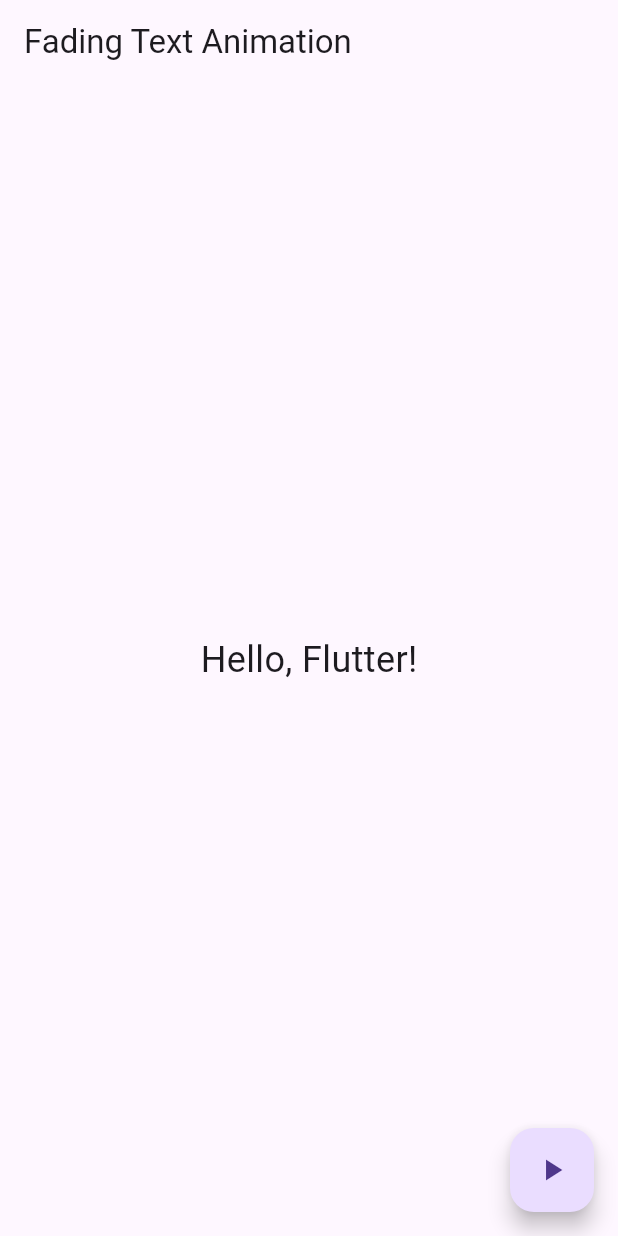
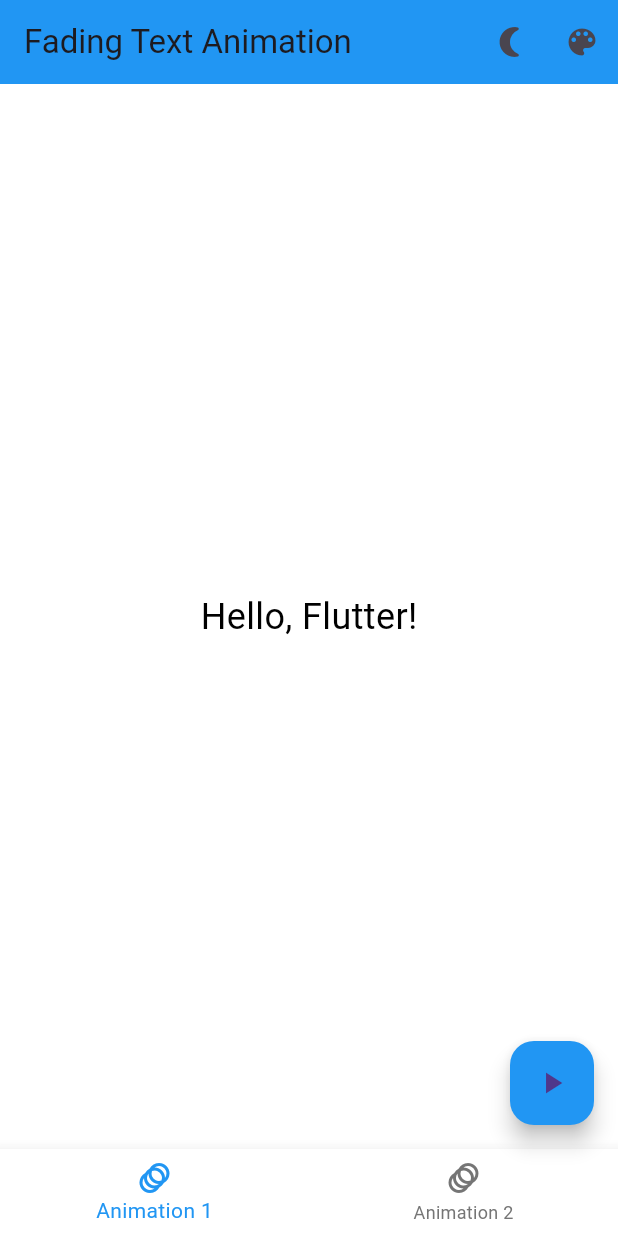
Before and after one commit to nikhilchowdary-yamani/act7, a Flutter app: the screen it shows after launch, on a phone screen of 412 x 824 dp. Run offline on Flutter 3.47's test engine with Material 3 defaults, Android fonts, the phone set to English and light mode, and no system bars; our stand-ins replace flutter_colorpicker.

Commit message:
addes themes,screen,colour picker

```diff
--- a/lib/main.dart
+++ b/lib/main.dart
@@ -1,4 +1,5 @@
 import 'package:flutter/material.dart';
+import 'package:flutter_colorpicker/flutter_colorpicker.dart'; // Import the color picker package
 
 void main() {
   runApp(MyApp());
@@ -20,10 +21,50 @@ class FadingTextAnimation extends StatefulWidget {
 
 class _FadingTextAnimationState extends State<FadingTextAnimation> {
   bool _isVisible = true;
+  bool _isDarkMode = false;
+  Color _textColor = Colors.black;
+  int _currentPage = 0;
+
   void toggleVisibility() {
     setState(() {
       _isVisible = !_isVisible;
     });
+  }
+
+  void toggleTheme() {
+    setState(() {
+      _isDarkMode = !_isDarkMode;
+    });
+  }
+
+  void _openColorPicker() {
+    showDialog(
+      context: context,
+      builder: (BuildContext context) {
+        return AlertDialog(
+          title: Text('Pick a color'),
+          content: SingleChildScrollView(
+            child: ColorPicker(
+              pickerColor: _textColor,
+              onColorChanged: (Color color) {
+                setState(() {
+                  _textColor = color;
+                });
+              },
+              pickerAreaHeightPercent: 0.8,
+            ),
+          ),
+          actions: <Widget>[
+            TextButton(
+              child: Text('Done'),
+              onPressed: () {
+                Navigator.of(context).pop();
+              },
+            ),
+          ],
+        );
+      },
+    );
   }
 
   @override
@@ -31,20 +72,89 @@ class _FadingTextAnimationState extends State<FadingTextAnimation> {
     return Scaffold(
       appBar: AppBar(
         title: Text('Fading Text Animation'),
+        backgroundColor: _isDarkMode ? Colors.grey[900] : Colors.blue,
+        actions: [
+          IconButton(
+            icon: Icon(_isDarkMode ? Icons.wb_sunny : Icons.nightlight_round),
+            onPressed: toggleTheme,
+            tooltip: 'Toggle theme',
           ),
-      body: Center(
+          IconButton(
+            icon: Icon(Icons.color_lens),
+            onPressed: _openColorPicker,
+            tooltip: 'Change text color',
+          ),
+        ],
+      ),
+      body: Container(
+        color: _isDarkMode ? Colors.grey[850] : Colors.white,
+        child: PageView(
+          onPageChanged: (index) {
+            setState(() {
+              _currentPage = index;
+              _isVisible = true; // Reset visibility when changing pages
+            });
+          },
+          children: [
+            // First animation page
+            Center(
               child: AnimatedOpacity(
                 opacity: _isVisible ? 1.0 : 0.0,
                 duration: Duration(seconds: 1),
                 child: Text(
                   'Hello, Flutter!',
-            style: TextStyle(fontSize: 24),
+                  style: TextStyle(
+                    fontSize: 24,
+                    color: _textColor,
                   ),
+                ),
+              ),
+            ),
+            // Second animation page
+            Center(
+              child: AnimatedOpacity(
+                opacity: _isVisible ? 1.0 : 0.0,
+                duration: Duration(milliseconds: 500),
+                curve: Curves.easeInOut,
+                child: Text(
+                  'Swipe Animation!',
+                  style: TextStyle(
+                    fontSize: 24,
+                    color: _textColor,
+                    fontWeight: FontWeight.bold,
+                  ),
+                ),
+              ),
+            ),
+          ],
         ),
       ),
       floatingActionButton: FloatingActionButton(
         onPressed: toggleVisibility,
+        backgroundColor: _isDarkMode ? Colors.tealAccent : Colors.blue,
         child: Icon(Icons.play_arrow),
+      ),
+      bottomNavigationBar: BottomNavigationBar(
+        currentIndex: _currentPage,
+        onTap: (index) {
+          setState(() {
+            _currentPage = index;
+            _isVisible = true; // Reset visibility when changing pages
+          });
+        },
+        items: [
+          BottomNavigationBarItem(
+            icon: Icon(Icons.animation),
+            label: 'Animation 1',
+          ),
+          BottomNavigationBarItem(
+            icon: Icon(Icons.animation_outlined),
+            label: 'Animation 2',
+          ),
+        ],
+        backgroundColor: _isDarkMode ? Colors.grey[900] : Colors.white,
+        selectedItemColor: _isDarkMode ? Colors.tealAccent : Colors.blue,
+        unselectedItemColor: _isDarkMode ? Colors.grey : Colors.grey[600],
       ),
     );
   }
--- a/pubspec.yaml
+++ b/pubspec.yaml
@@ -34,6 +34,7 @@ dependencies:
   # The following adds the Cupertino Icons font to your application.
   # Use with the CupertinoIcons class for iOS style icons.
   cupertino_icons: ^1.0.8
+  flutter_colorpicker: ^1.1.0
 
 dev_dependencies:
   flutter_test:
```
Lines whose indentation alone changed are shown as unchanged.
